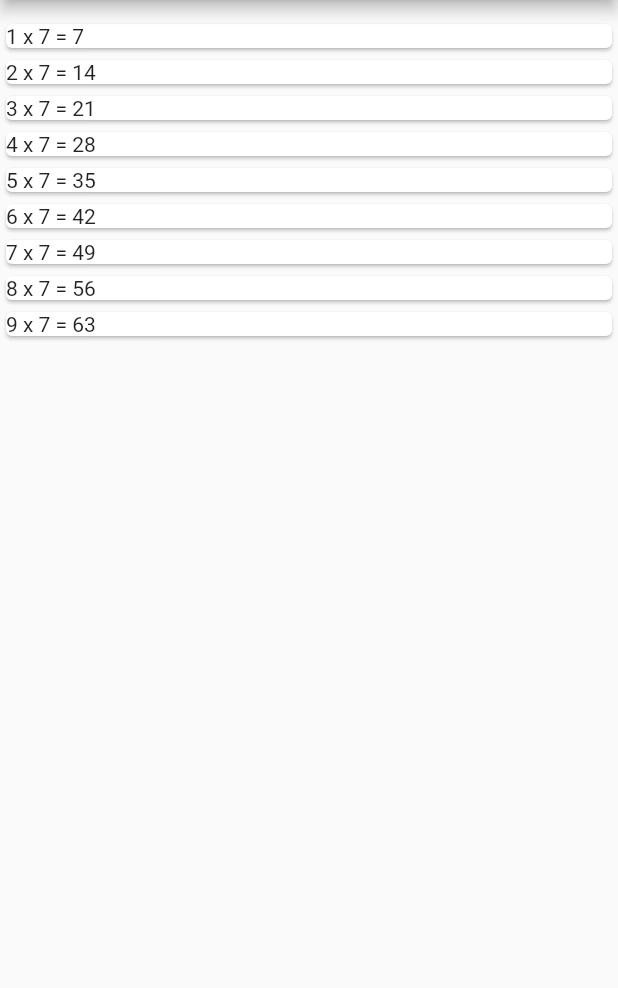
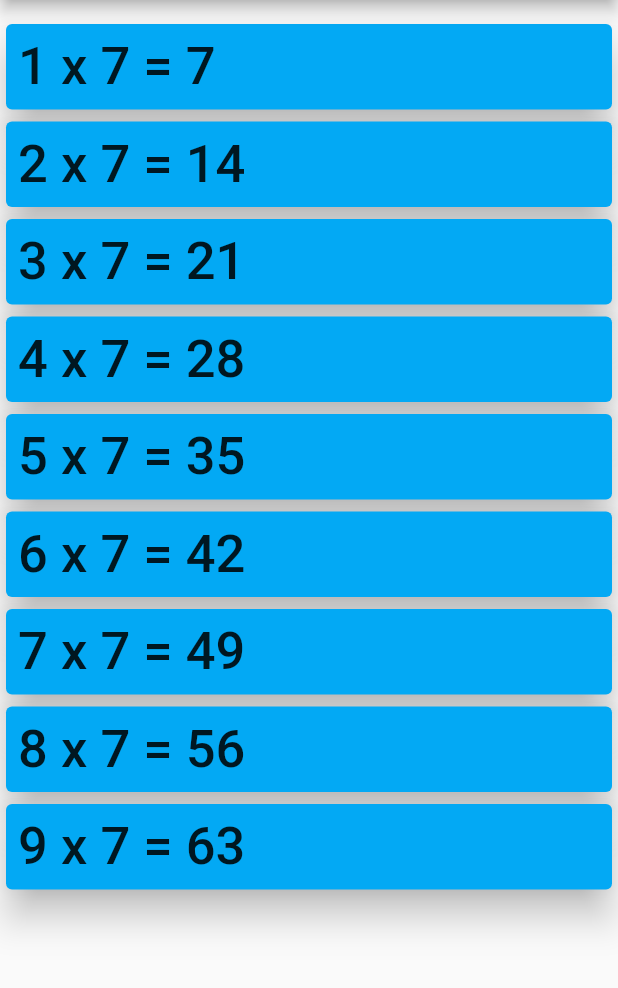
Before and after one commit to vipullal-github/TimesTableWorkbook, a Flutter app: the PracticeScreen screen opened by its route, on a phone screen of 412 x 824 dp, the part 84-1072 px from its top. Run offline on Flutter 3.47's test engine with Material 2 defaults, Android fonts, the light colour scheme and no system bars.

Commit message:
Major UI revamp

```diff
--- a/lib/main_page.dart
+++ b/lib/main_page.dart
@@ -2,6 +2,7 @@ import 'package:flutter/material.dart';
 import 'package:provider/provider.dart';
 import 'package:times_table_workbook/route_manager.dart';
 
+import 'my_app_bar.dart';
 import 'app_data.dart';
 
 class MainPage extends StatelessWidget {
@@ -35,9 +36,7 @@ class MainPage extends StatelessWidget {
     }
 
     return Scaffold(
-      appBar: AppBar(
-        title: Text(data.appTitle),
-      ),
+      appBar: MyAppBar( screenName: data.appTitle),
       body: Center(
         child: Column(
           mainAxisAlignment: MainAxisAlignment.center,
--- /dev/null
+++ b/lib/my_app_bar.dart
@@ -0,0 +1,17 @@
+import 'package:flutter/material.dart';
+
+class MyAppBar extends StatelessWidget implements PreferredSizeWidget {
+  final String screenName;
+
+  @override
+  final Size preferredSize;
+
+  const MyAppBar({key, required this.screenName})
+      : preferredSize = const Size.fromHeight(kToolbarHeight),
+        super(key: key);
+
+  @override
+  Widget build(BuildContext context) {
+    return AppBar(key: key, title: Text(screenName));
+  }
+}
--- a/lib/screens/practice_screen.dart
+++ b/lib/screens/practice_screen.dart
@@ -1,5 +1,6 @@
 import 'package:flutter/material.dart';
 import 'package:provider/provider.dart';
+import 'package:times_table_workbook/my_app_bar.dart';
 
 import '../app_data.dart';
 
@@ -10,18 +11,28 @@ class PracticeScreen extends StatelessWidget {
   Widget build(BuildContext context) {
     AppData data = Provider.of<AppData>(context, listen: false);
     final int multiplier = data.lastTable;
+    //final BorderRadiusGeometry cardBorder = BorderRadius.circular(15.0);
+    final TextStyle ts =
+        Theme.of(context).textTheme.bodyLarge!.copyWith(fontSize: 35);
     final List<Widget> items = [];
     for (int i = 1; i < 10; i++) {
       Card c = Card(
-        child: Text("$i x $multiplier = ${i * multiplier}"),
+        //shape: RoundedRectangleBorder(borderRadius: cardBorder),
+        color: Colors.lightBlue,
+        elevation: 10.0,
+        child: Padding(
+          padding: const EdgeInsets.all(8.0),
+          child: Text(
+            "$i x $multiplier = ${i * multiplier}",
+            style: ts,
+          ),
+        ),
       );
       items.add(c);
     }
 
     return Scaffold(
-      appBar: AppBar(
-        title: Text(data.appTitle),
-      ),
+      appBar: MyAppBar( screenName: data.appTitle),
       body: Column(
         children: [
           const SizedBox(
```
Also changed, not shown: lib/models/quiz_results_model.dart (+23 -4 lines), lib/quiz_provider.dart (+6 -1 lines), lib/screens/quiz_screen/quiz_page.dart (+15 -1 lines), lib/screens/quiz_screen/quiz_painter.dart (+3 -17 lines), 2 other files.
